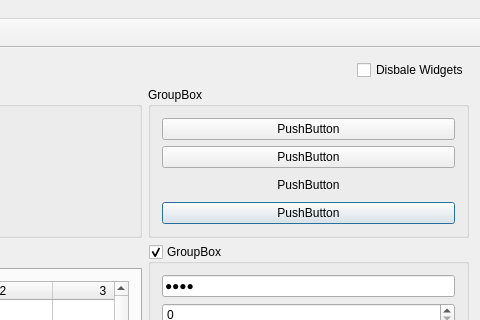
First picture: the form in mainwindow.ui, repository Jorgen-VikingGod/Qt-Frameless-Window-DarkStyle, before the edit; both pictures show x 190 to 670 and y 0 to 320 of the 670 by 559 pixel window.
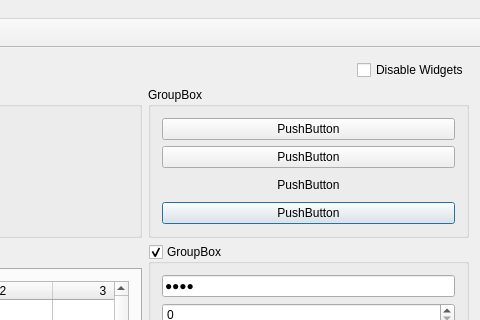
Second picture: the form after the edit.

Commit message: Use QStringLiteral and spelling fix

Diff of the .ui file:
```diff
--- a/mainwindow.ui
+++ b/mainwindow.ui
@@ -59,7 +59,7 @@
       <item>
        <widget class="QCheckBox" name="checkBox_4">
         <property name="text">
-         <string>Disbale Widgets</string>
+         <string>Disable Widgets</string>
         </property>
         <property name="checked">
          <bool>false</bool>
```
The commit also changes 2 other files.
